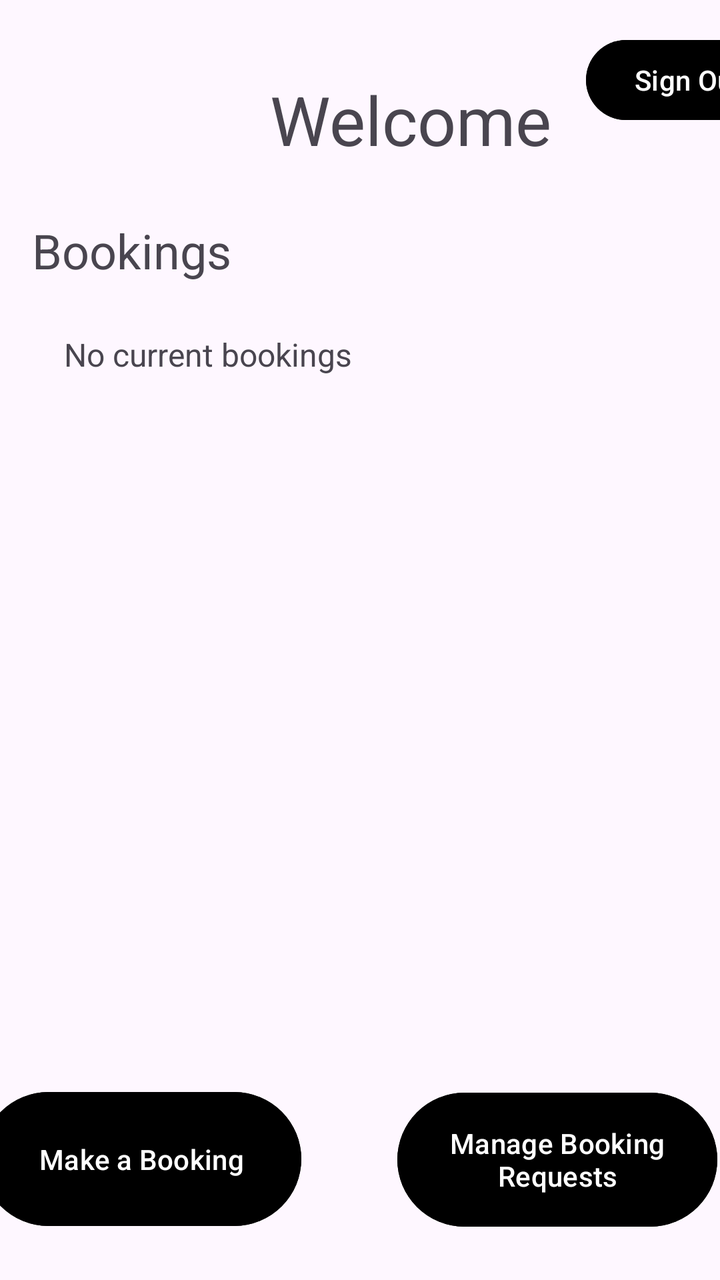
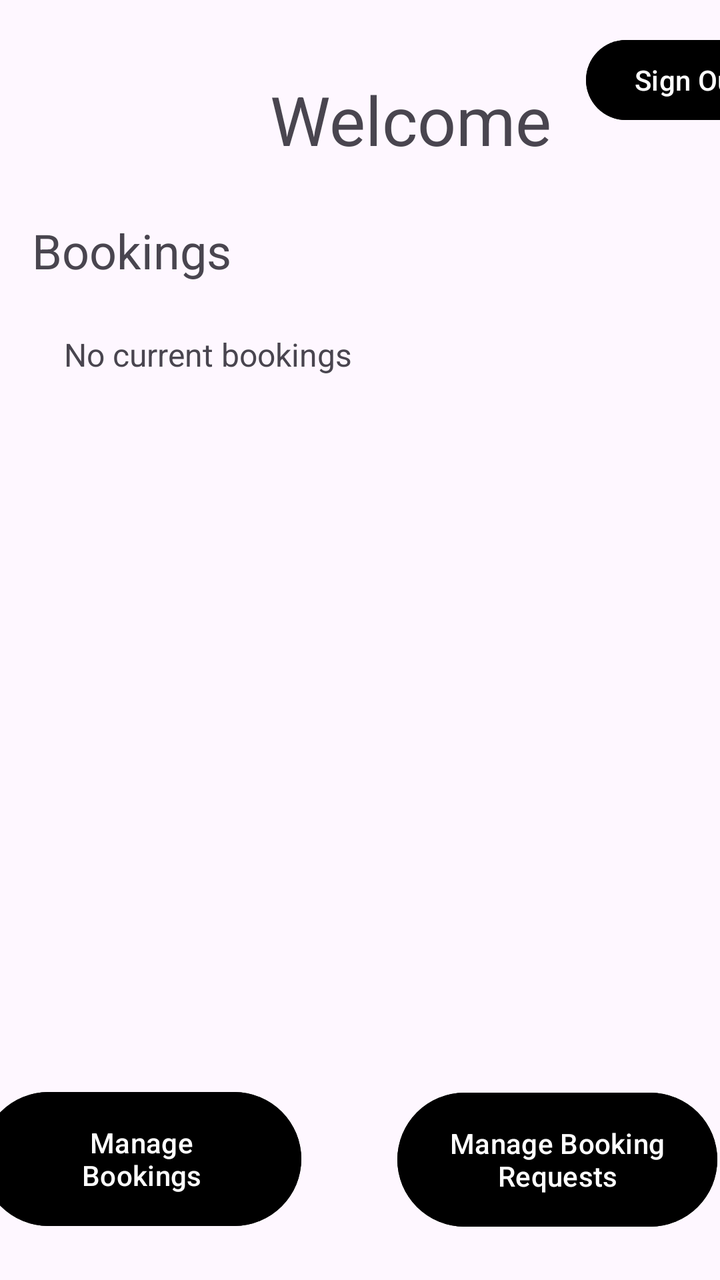

Screens rendered from an Android XML layout before and after an edit, with the pre-edit source and the edit as a unified diff.
<!-- AndroidManifest.xml: application theme Theme.COMP2000Project -->
<!-- res/layout/activity_main.xml -->
<?xml version="1.0" encoding="utf-8"?>
<androidx.constraintlayout.widget.ConstraintLayout xmlns:android="http://schemas.android.com/apk/res/android"
    xmlns:app="http://schemas.android.com/apk/res-auto"
    xmlns:tools="http://schemas.android.com/tools"
    android:id="@+id/main"
    android:layout_width="match_parent"
    android:layout_height="match_parent"
    tools:context=".MainActivity">

    <Button
        android:id="@+id/btnRequests"
        android:layout_width="160dp"
        android:layout_height="75dp"
        android:layout_marginStart="24dp"
        android:layout_marginTop="460dp"
        android:layout_marginEnd="39dp"
        android:backgroundTint="@color/black"
        android:text="@string/manage_booking_requests"
        app:layout_constraintEnd_toEndOf="parent"
        app:layout_constraintStart_toEndOf="@+id/btnBookings"
        app:layout_constraintTop_toBottomOf="@+id/textView4" />

    <Button
        android:id="@+id/btnBookings"
        android:layout_width="160dp"
        android:layout_height="75dp"
        android:layout_marginStart="28dp"
        android:layout_marginTop="354dp"
        android:layout_marginEnd="24dp"
        android:backgroundTint="@color/black"
        android:text="@string/make_a_booking"
        android:textAllCaps="false"
        app:layout_constraintEnd_toStartOf="@+id/btnRequests"
        app:layout_constraintStart_toStartOf="parent"
        app:layout_constraintTop_toBottomOf="@+id/textView6" />

    <TextView
        android:id="@+id/textView4"
        android:layout_width="wrap_content"
        android:layout_height="wrap_content"
        android:layout_marginStart="135dp"
        android:layout_marginTop="37dp"
        android:text="Welcome"
        android:textSize="34sp"
        app:layout_constraintStart_toStartOf="parent"
        app:layout_constraintTop_toTopOf="parent" />

    <TextView
        android:id="@+id/textView5"
        android:layout_width="wrap_content"
        android:layout_height="wrap_content"
        android:layout_marginStart="16dp"
        android:layout_marginTop="109dp"
        android:text="Bookings"
        android:textSize="24sp"
        app:layout_constraintStart_toStartOf="parent"
        app:layout_constraintTop_toTopOf="parent" />

    <TextView
        android:id="@+id/textView6"
        android:layout_width="wrap_content"
        android:layout_height="wrap_content"
        android:layout_marginStart="32dp"
        android:layout_marginTop="25dp"
        android:text="No current bookings"
        android:textSize="16sp"
        app:layout_constraintStart_toStartOf="parent"
        app:layout_constraintTop_toBottomOf="@+id/textView5" />

    <Button
        android:id="@+id/btn_signout_manager"
        android:layout_width="wrap_content"
        android:layout_height="wrap_content"
        android:layout_marginStart="17dp"
        android:layout_marginTop="16dp"
        android:backgroundTint="@color/black"
        android:text="Sign Out"
        app:layout_constraintStart_toEndOf="@+id/textView4"
        app:layout_constraintTop_toTopOf="parent" />

</androidx.constraintlayout.widget.ConstraintLayout>
<!-- resources referenced by this layout -->
<resources>
  <color name="black">#FF000000</color>
  <string name="make_a_booking">Make a Booking</string>
  <string name="manage_booking_requests">Manage Booking Requests</string>
  <style name="Theme.COMP2000Project" parent="Base.Theme.COMP2000Project" />
  <style name="Base.Theme.COMP2000Project" parent="Theme.Material3.DayNight.NoActionBar">
          
          
      </style>
</resources>

<!-- the commit's change to res/layout/activity_main.xml (unified diff, before → after) -->
@@ -28,7 +28,7 @@
         android:layout_marginTop="354dp"
         android:layout_marginEnd="24dp"
         android:backgroundTint="@color/black"
-        android:text="@string/make_a_booking"
+        android:text="Manage Bookings"
         android:textAllCaps="false"
         app:layout_constraintEnd_toStartOf="@+id/btnRequests"
         app:layout_constraintStart_toStartOf="parent"
<!-- resource entries referenced after the edit -->
@@ -1,7 +1,6 @@
 <!-- resources referenced by this layout -->
 <resources>
   <color name="black">#FF000000</color>
-  <string name="make_a_booking">Make a Booking</string>
   <string name="manage_booking_requests">Manage Booking Requests</string>
   <style name="Theme.COMP2000Project" parent="Base.Theme.COMP2000Project" />
   <style name="Base.Theme.COMP2000Project" parent="Theme.Material3.DayNight.NoActionBar">
